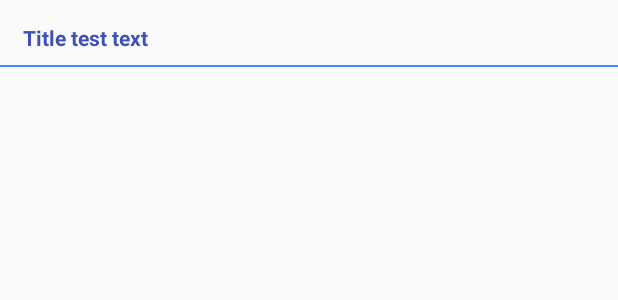
After one commit to truongthanhson/PopTalkApp, an Android app: the layout header_section_list_layout.xml on its own in the app's theme, with its tools: preview values and no code run, on a phone screen of 412 x 824 dp. The commit adds this screen. Shown: the top 300 px of the screen. Run offline under Robolectric (Android 15) with nearby library versions, the light colour scheme and no system bars.

Commit message:
add header for speak items screen

```diff
--- a/app/build.gradle
+++ b/app/build.gradle
@@ -41,5 +41,6 @@ dependencies {
     compile 'com.thoughtbot:expandablerecyclerview:1.3'
     compile 'com.facebook.android:facebook-android-sdk:4.+'
     compile 'com.android.support:appcompat-v7:25.2.0'
+    compile 'io.github.luizgrp.sectionedrecyclerviewadapter:sectionedrecyclerviewadapter:1.0.5'
     testCompile 'junit:junit:4.12'
 }
--- a/app/src/main/java/com/poptech/poptalk/collections/appMenuOpen.java
+++ b/app/src/main/java/com/poptech/poptalk/collections/AppMenuOpen.java
@@ -6,7 +6,7 @@ package com.poptech.poptalk.collections;
 
 public interface AppMenuOpen {
     void onNavigateToViewCollection();
-    void onNavigateToViewView();
+    void onNavigateToViewList();
     void onNavigateToViewLocation();
 
     void onNavigateToSortByDescription();
--- a/app/src/main/java/com/poptech/poptalk/collections/CollectionsActivity.java
+++ b/app/src/main/java/com/poptech/poptalk/collections/CollectionsActivity.java
@@ -185,7 +185,7 @@ public class CollectionsActivity extends AppCompatActivity implements View.OnCli
     }
 
     @Override
-    public void onNavigateToViewView() {
+    public void onNavigateToViewList() {
         mDrawerLayout.closeDrawers();
 
         // Create the fragment
--- a/app/src/main/java/com/poptech/poptalk/drawer/DrawerMenuAdapter.java
+++ b/app/src/main/java/com/poptech/poptalk/drawer/DrawerMenuAdapter.java
@@ -45,8 +45,8 @@ public class DrawerMenuAdapter extends ExpandableRecyclerViewAdapter<TopLevelMen
         if(group.getTitle().equalsIgnoreCase("view")){
           if(subMenu.getName().equalsIgnoreCase("collection")){
             delegate.onNavigateToViewCollection();
-          }else if(subMenu.getName().equalsIgnoreCase("view")){
-            delegate.onNavigateToViewView();
+          }else if(subMenu.getName().equalsIgnoreCase("list")){
+            delegate.onNavigateToViewList();
           }else if(subMenu.getName().equalsIgnoreCase("location")){
             delegate.onNavigateToViewLocation();
           }
--- a/app/src/main/java/com/poptech/poptalk/drawer/DrawerMenuDataFactory.java
+++ b/app/src/main/java/com/poptech/poptalk/drawer/DrawerMenuDataFactory.java
@@ -36,7 +36,7 @@ public class DrawerMenuDataFactory {
     }
 
     private static List<SubMenuDrawer> makeViewSubmenu() {
-        return Arrays.asList(new SubMenuDrawer("Collection"), new SubMenuDrawer("View"), new SubMenuDrawer("Location"));
+        return Arrays.asList(new SubMenuDrawer("Collection"), new SubMenuDrawer("List"), new SubMenuDrawer("Location"));
     }
 
 }
--- /dev/null
+++ b/app/src/main/res/layout/header_section_list_layout.xml
@@ -0,0 +1,26 @@
+<?xml version="1.0" encoding="utf-8"?>
+<RelativeLayout
+    xmlns:android="http://schemas.android.com/apk/res/android"
+    android:layout_width="match_parent"
+    android:layout_height="50dp"
+    android:paddingTop="5dp"
+    android:paddingBottom="5dp"
+    xmlns:tools="http://schemas.android.com/tools">
+
+    <TextView
+        android:layout_width="wrap_content"
+        android:layout_height="wrap_content"
+        android:layout_centerVertical="true"
+        android:layout_alignParentLeft="true"
+        android:layout_marginLeft="15dp"
+        tools:text="Title test text"
+        android:textColor="@color/colorPrimary"
+        android:textStyle="bold"
+        android:id="@+id/tvTitle" />
+
+    <View
+        android:layout_width="match_parent"
+        android:layout_height="1dp"
+        android:background="@color/colorAccent"
+        android:layout_alignParentBottom="true"/>
+</RelativeLayout>
--- a/app/src/main/res/layout/item_speak_item_layout.xml
+++ b/app/src/main/res/layout/item_speak_item_layout.xml
@@ -21,7 +21,7 @@
 
         <FrameLayout
             android:id="@+id/imgView"
-            android:layout_width="match_parent"
+            android:layout_width="100dp"
             android:layout_height="100dp"
             android:layout_gravity="top"
             android:background="#FFFFFF">
```
Also changed, not shown: app/src/main/java/com/poptech/poptalk/collections/SpeakItemsFragment.java (+117 -3 lines).
